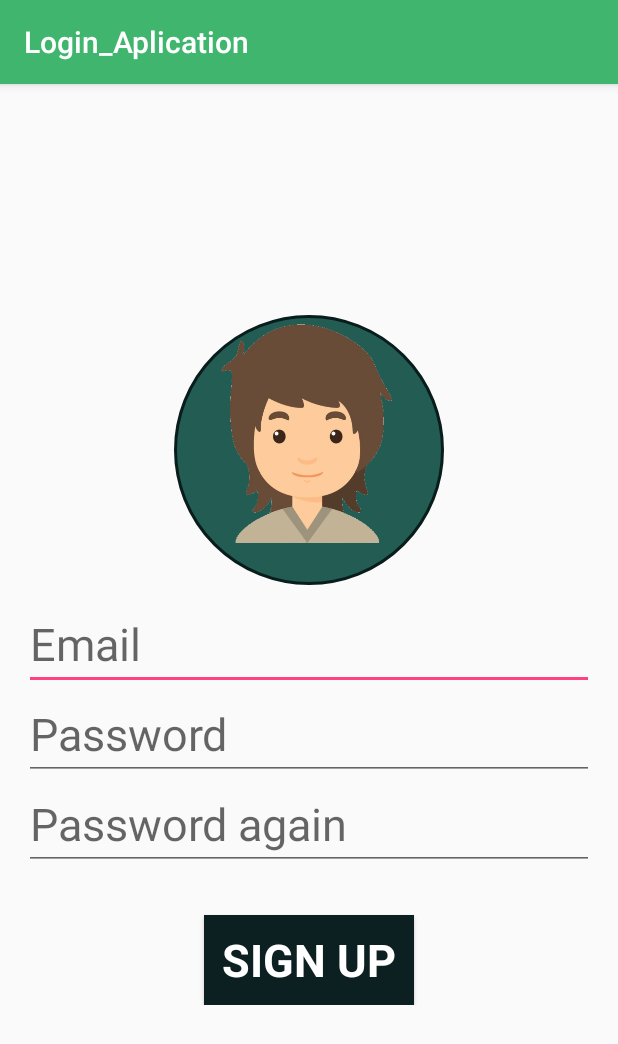
After one commit to UDENAR-EDWIN/Login_Activity, an Android app: the Registration screen opened directly, with no data from a screen before it, on a phone screen of 412 x 824 dp. The commit adds this screen. Shown: the top 1044 px of the screen. Run offline under Robolectric (Android 15) with nearby library versions, the phone set to English and light mode, and no system bars.

Commit message:
Disenaron y Agregaron los Activitys para el Registro y la Bienvenida

```diff
--- a/app/src/main/AndroidManifest.xml
+++ b/app/src/main/AndroidManifest.xml
@@ -22,6 +22,8 @@
                 <category android:name="android.intent.category.LAUNCHER" />
             </intent-filter>
         </activity>
+        <activity android:name=".Welcome" />
+        <activity android:name=".Registration"></activity>
     </application>
 
 </manifest>
--- /dev/null
+++ b/app/src/main/java/com/example/edwin/login_aplication/Registration.java
@@ -0,0 +1,13 @@
+package com.example.edwin.login_aplication;
+
+import android.support.v7.app.AppCompatActivity;
+import android.os.Bundle;
+
+public class Registration extends AppCompatActivity {
+
+    @Override
+    protected void onCreate(Bundle savedInstanceState) {
+        super.onCreate(savedInstanceState);
+        setContentView(R.layout.activity_registration);
+    }
+}
--- /dev/null
+++ b/app/src/main/res/drawable/img_circle_default.xml
@@ -0,0 +1,7 @@
+<?xml version="1.0" encoding="utf-8"?>
+<shape xmlns:android="http://schemas.android.com/apk/res/android"
+    android:shape="oval">
+    <stroke android:color="#091d1c" android:width="2dp"/>
+    <solid android:color="#225c53"/>
+    <size android:height="150dp" android:width="150dp"/>
+</shape>
--- /dev/null
+++ b/app/src/main/res/layout/activity_registration.xml
@@ -0,0 +1,73 @@
+<?xml version="1.0" encoding="utf-8"?>
+<RelativeLayout xmlns:android="http://schemas.android.com/apk/res/android"
+    xmlns:tools="http://schemas.android.com/tools"
+    android:layout_width="match_parent"
+    android:layout_height="match_parent"
+    android:paddingBottom="@dimen/activity_vertical_margin"
+    android:paddingLeft="@dimen/activity_horizontal_margin"
+    android:paddingRight="@dimen/activity_horizontal_margin"
+    android:paddingTop="@dimen/activity_vertical_margin"
+    tools:context="com.example.edwin.login_aplication.Registration">
+
+    <LinearLayout
+        android:layout_width="match_parent"
+        android:layout_height="wrap_content"
+        android:orientation="vertical"
+        android:layout_centerVertical="true">
+
+        <ImageView
+            android:layout_width="180dp"
+            android:layout_height="180dp"
+            android:src="@drawable/user"
+            android:background="@drawable/img_circle_default"
+            android:id="@+id/imageView2"
+            android:layout_gravity="center_horizontal"/>
+
+        <AutoCompleteTextView
+            android:id="@+id/autoCompleteTextView"
+            android:textSize="30sp"
+            android:layout_width="match_parent"
+            android:layout_height="60dp"
+            android:hint="@string/prompt_email"
+            android:maxLines="1"
+            android:singleLine="true"
+            android:layout_marginTop="10dp" />
+
+        <EditText
+            android:id="@+id/editText"
+            android:textSize="30sp"
+            android:layout_width="match_parent"
+            android:layout_height="60dp"
+            android:hint="@string/prompt_password"
+            android:imeActionId="@+id/login"
+            android:imeOptions="actionUnspecified"
+            android:inputType="textPassword"
+            android:maxLines="1"
+            android:singleLine="true" />
+
+        <EditText
+            android:id="@+id/editText2"
+            android:textSize="30sp"
+            android:layout_width="match_parent"
+            android:layout_height="60dp"
+            android:hint="@string/prompt_password2"
+            android:imeActionId="@+id/login"
+            android:imeOptions="actionUnspecified"
+            android:inputType="textPassword"
+            android:maxLines="1"
+            android:singleLine="true"/>
+
+        <Button
+            style="?android:textAppearanceSmall"
+            android:id="@+id/button2"
+            android:layout_width="140dp"
+            android:layout_height="60dp"
+            android:layout_gravity="center"
+            android:text="@string/action_sign_up"
+            android:background="#0c2021"
+            android:textColor="#fff"
+            android:textSize="30sp"
+            android:textStyle="bold"
+            android:layout_marginTop="30dp"/>
+    </LinearLayout>
+</RelativeLayout>
--- /dev/null
+++ b/app/src/main/res/values-w820dp/dimens.xml
@@ -0,0 +1,6 @@
+<resources>
+    <!-- Example customization of dimensions originally defined in res/values/dimens.xml
+         (such as screen margins) for screens with more than 820dp of available width. This
+         would include 7" and 10" devices in landscape (~960dp and ~1280dp respectively). -->
+    <dimen name="activity_horizontal_margin">64dp</dimen>
+</resources>
--- a/app/src/main/res/values/strings.xml
+++ b/app/src/main/res/values/strings.xml
@@ -2,10 +2,12 @@
     <string name="app_name">Login_Aplication</string>
 
     <!-- Strings related to login -->
-    <string name="prompt_email">User Name</string>
+    <string name="prompt_email">Email</string>
     <string name="prompt_password">Password</string>
+    <string name="prompt_password2">Password again</string>
     <string name="action_sign_in">LOGIN IN</string>
     <string name="action_sign_in_short">Sign in</string>
+    <string name="action_sign_up">Sign up</string>
     <string name="error_invalid_email">This email address is invalid</string>
     <string name="error_invalid_password">This password is too short</string>
     <string name="error_incorrect_password">This password is incorrect</string>
```
Also changed, not shown: app/src/main/java/com/example/edwin/login_aplication/LoginActivity.java (+3 -4 lines), app/src/main/java/com/example/edwin/login_aplication/Welcome.java (added, +13 -0 lines), app/src/main/res/layout/activity_login.xml (+7 -5 lines), app/src/main/res/layout/activity_welcome.xml (added, +44 -0 lines), app/src/main/res/drawable/user.png (added), app/src/main/res/drawable/welcome.png (added), 1 other file.
